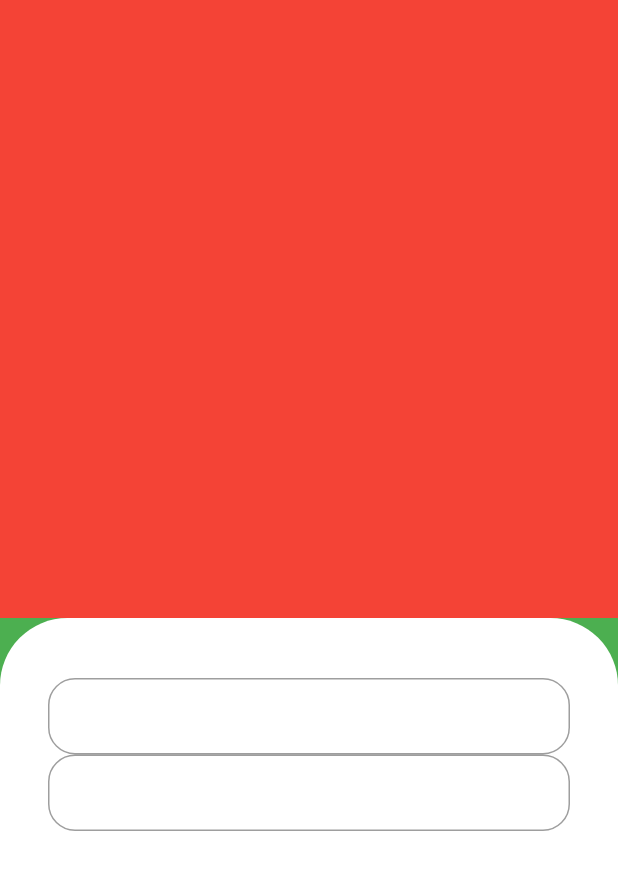
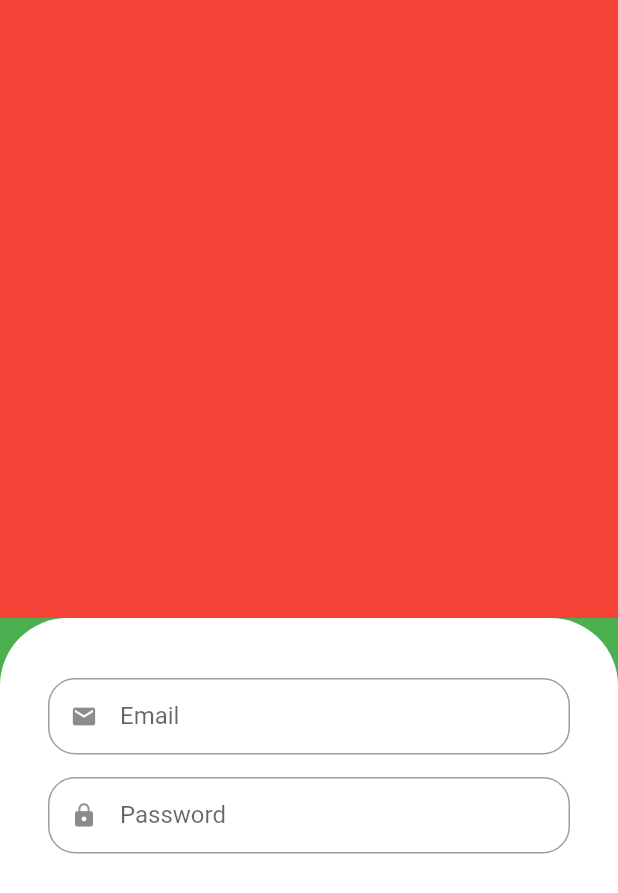
Before and after one commit to lamecksilva/lameco_grocery, a Flutter app: the screen it shows after launch, on a phone screen of 412 x 824 dp. Shown: the top 893 px of the screen. Run offline on Flutter 3.47's test engine with Material 2 defaults, Android fonts, the phone set to English and light mode, and no system bars.

Commit message:
feat(-text field): Cria componente de input para email, senha, etc

```diff
--- /dev/null
+++ b/lib/src/auth/components/custom_text_field.dart
@@ -0,0 +1,29 @@
+import 'package:flutter/material.dart';
+
+class CustomTextField extends StatelessWidget {
+  final IconData icon;
+  final String label;
+  final bool isObscure;
+
+  const CustomTextField(
+      {super.key,
+      required this.icon,
+      required this.label,
+      this.isObscure = false});
+
+  @override
+  Widget build(BuildContext context) {
+    return Padding(
+      padding: const EdgeInsets.only(bottom: 15),
+      child: TextFormField(
+        obscureText: isObscure,
+        decoration: InputDecoration(
+            prefixIcon: Icon(icon),
+            labelText: label,
+            isDense: true,
+            border:
+                OutlineInputBorder(borderRadius: BorderRadius.circular(18))),
+      ),
+    );
+  }
+}
--- a/lib/src/auth/sign_in_screen.dart
+++ b/lib/src/auth/sign_in_screen.dart
@@ -1,4 +1,5 @@
 import 'package:flutter/material.dart';
+import 'package:lameco_grocery/src/auth/components/custom_text_field.dart';
 
 class SignInScreen extends StatelessWidget {
   const SignInScreen({super.key});
@@ -19,23 +20,17 @@
           decoration: const BoxDecoration(
               color: Colors.white,
               borderRadius: BorderRadius.vertical(top: Radius.circular(45))),
-          child: Column(children: [
-            // Email
-            TextFormField(
-              decoration: InputDecoration(
-                  isDense: true,
-                  border: OutlineInputBorder(
-                      borderRadius: BorderRadius.circular(18))),
+          child: Column(children: const [
+            CustomTextField(
+              icon: Icons.email,
+              label: "Email",
+              isObscure: false,
             ),
-
-            TextFormField(
-               decoration: InputDecoration(
-                  isDense: true,
-                  border: OutlineInputBorder(
-                      borderRadius: BorderRadius.circular(18))),
+            CustomTextField(
+              icon: Icons.lock,
+              label: "Password",
+              isObscure: true,
             ),
-
-            // Senha
           ]),
         ))
       ]),
```
